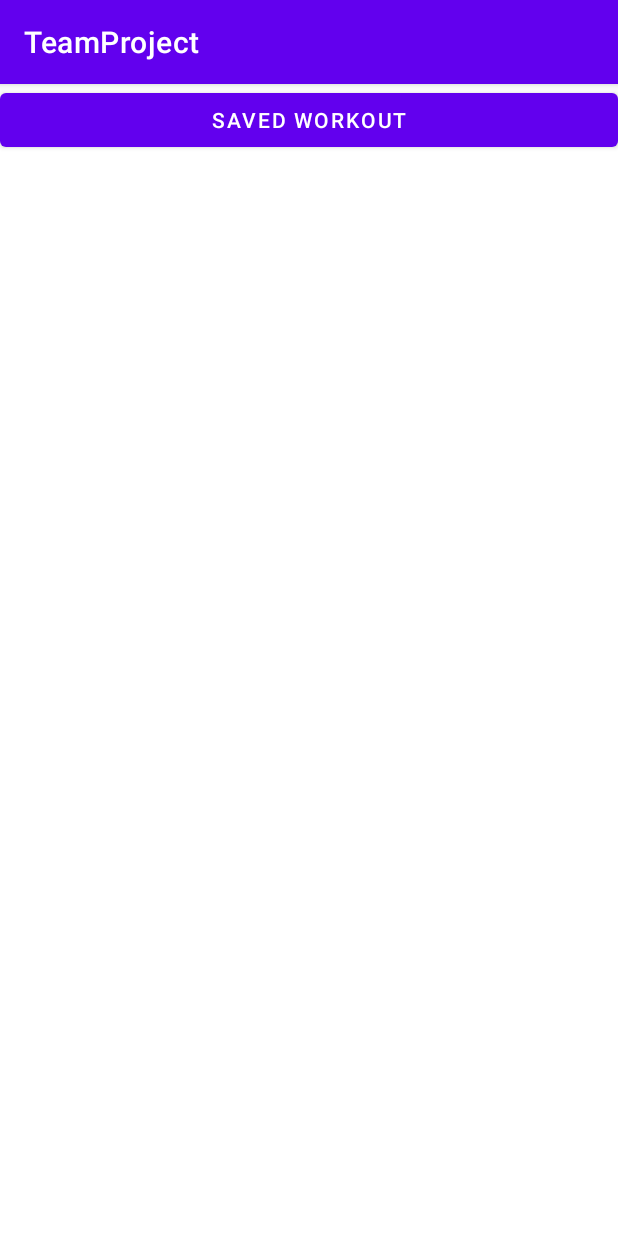
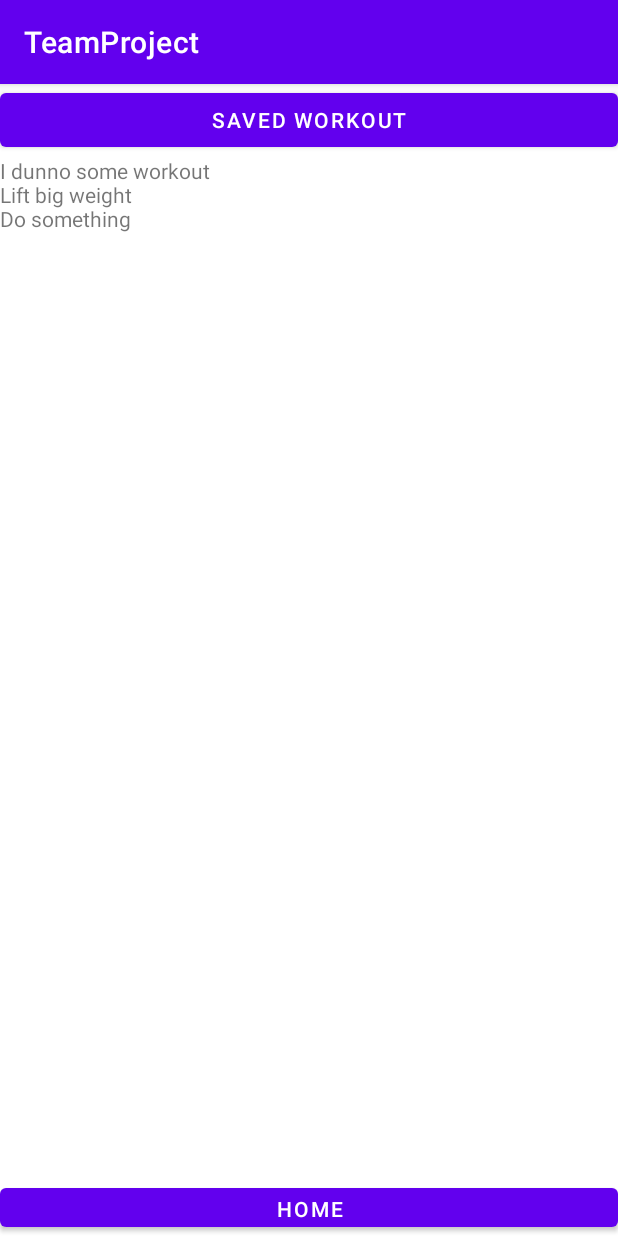
Before and after one commit to CharlesC234/MobileDeviceAppsProject, an Android app: the SavedWorkouts screen opened directly, with no data from a screen before it, after a tap on "SAVED WORKOUT", on a phone screen of 412 x 824 dp. Run offline under Robolectric (Android 15) with nearby library versions, the phone set to English and light mode, and no system bars.

Commit message:
Updated layout for Saved Workouts screen + new button to go back to home screen + for realsies this time bc I think I did it wrong last time.

```diff
--- a/TeamProject/app/src/main/java/edu/floridapoly/mobiledeviceapps/fall23/cahillcharles/TeamProject/SavedWorkouts.java
+++ b/TeamProject/app/src/main/java/edu/floridapoly/mobiledeviceapps/fall23/cahillcharles/TeamProject/SavedWorkouts.java
@@ -2,6 +2,7 @@ package edu.floridapoly.mobiledeviceapps.fall23.cahillcharles.TeamProject;
 
 import androidx.appcompat.app.AppCompatActivity;
 
+import android.content.Intent;
 import android.os.Bundle;
 import android.view.View;
 import android.widget.Button;
@@ -15,10 +16,17 @@ public class SavedWorkouts extends AppCompatActivity {
         setContentView(R.layout.activity_saved_workouts);
 
         Button button = (Button) findViewById(R.id.workoutButton);
+
+        Button workoutToHomeBtn = (Button) findViewById(R.id.workoutToHomeButton);
     }
 
     public void displayWorkout(View view) {
         TextView tView = findViewById(R.id.workoutTView);
         tView.setText("I dunno some workout\nLift big weight\nDo something");
     }
+    public void workoutToHome(View view) {
+        Intent intent = new Intent(SavedWorkouts.this, MainActivity.class);
+
+        startActivity(intent);
+    }
 }
--- a/TeamProject/app/src/main/res/layout/activity_saved_workouts.xml
+++ b/TeamProject/app/src/main/res/layout/activity_saved_workouts.xml
@@ -2,11 +2,15 @@
 <LinearLayout xmlns:tools="http://schemas.android.com/tools"
     xmlns:android="http://schemas.android.com/apk/res/android"
     android:layout_width="match_parent"
-    android:layout_height="match_parent">
+    android:layout_height="match_parent"
+    android:weightSum="1"
+    android:orientation="vertical">
 
     <LinearLayout
         android:layout_width="match_parent"
-        android:layout_height="match_parent">
+        android:layout_height="match_parent"
+        android:layout_weight="0.8"
+        android:orientation="vertical">
         <Button
             android:id="@+id/workoutButton"
             android:layout_width="match_parent"
@@ -21,5 +25,14 @@
             android:text=""/>
     </LinearLayout>
 
+    <Button
+        android:id="@+id/workoutToHomeButton"
+        android:layout_width="match_parent"
+        android:layout_height="wrap_content"
+        android:layout_weight="0.2"
+        android:text="Home"
+        android:onClick="workoutToHome"/>
+
+
 
 </LinearLayout>
```
